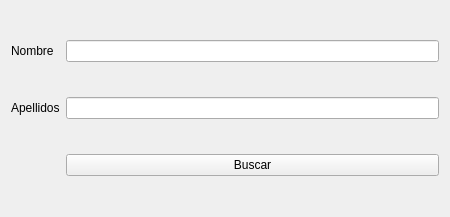
Old version of the form views/Views ui/BuscarClienteUI.ui in the repository ValenDD/Desktop_app_mechanical_workshop.
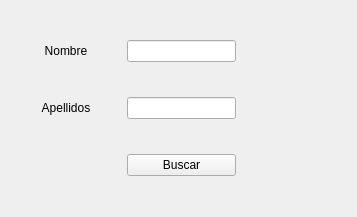
New version of the form.

Patch:
```diff
--- a/views/Views ui/BuscarClienteUI.ui
+++ b/views/Views ui/BuscarClienteUI.ui
@@ -6,7 +6,7 @@
    <rect>
     <x>0</x>
     <y>0</y>
-    <width>450</width>
+    <width>357</width>
     <height>217</height>
    </rect>
   </property>
@@ -14,8 +14,28 @@
    <string>Form</string>
   </property>
   <layout class="QGridLayout" name="gridLayout_2">
-   <item row="0" column="1">
-    <widget class="QLineEdit" name="Nombre_line_edit"/>
+   <item row="2" column="0">
+    <spacer name="horizontalSpacer">
+     <property name="orientation">
+      <enum>Qt::Horizontal</enum>
+     </property>
+     <property name="sizeHint" stdset="0">
+      <size>
+       <width>40</width>
+       <height>20</height>
+      </size>
+     </property>
+    </spacer>
+   </item>
+   <item row="1" column="0">
+    <widget class="QLabel" name="label_2">
+     <property name="text">
+      <string>Apellidos</string>
+     </property>
+     <property name="alignment">
+      <set>Qt::AlignCenter</set>
+     </property>
+    </widget>
    </item>
    <item row="2" column="1">
     <widget class="QPushButton" name="Buscar_Usuarios">
@@ -28,23 +48,38 @@
     <layout class="QGridLayout" name="gridLayout">
      <item row="0" column="1">
       <widget class="QLabel" name="label">
+       <property name="layoutDirection">
+        <enum>Qt::LeftToRight</enum>
+       </property>
        <property name="text">
         <string>Nombre</string>
        </property>
+       <property name="alignment">
+        <set>Qt::AlignCenter</set>
+       </property>
       </widget>
      </item>
     </layout>
    </item>
-   <item row="1" column="0">
-    <widget class="QLabel" name="label_2">
-     <property name="text">
-      <string>Apellidos</string>
-     </property>
-    </widget>
-   </item>
    <item row="1" column="1">
     <widget class="QLineEdit" name="Apellido_line_edit"/>
    </item>
+   <item row="0" column="1">
+    <widget class="QLineEdit" name="Nombre_line_edit"/>
+   </item>
+   <item row="2" column="2">
+    <spacer name="horizontalSpacer_2">
+     <property name="orientation">
+      <enum>Qt::Horizontal</enum>
+     </property>
+     <property name="sizeHint" stdset="0">
+      <size>
+       <width>40</width>
+       <height>20</height>
+      </size>
+     </property>
+    </spacer>
+   </item>
   </layout>
  </widget>
  <resources/>
```
